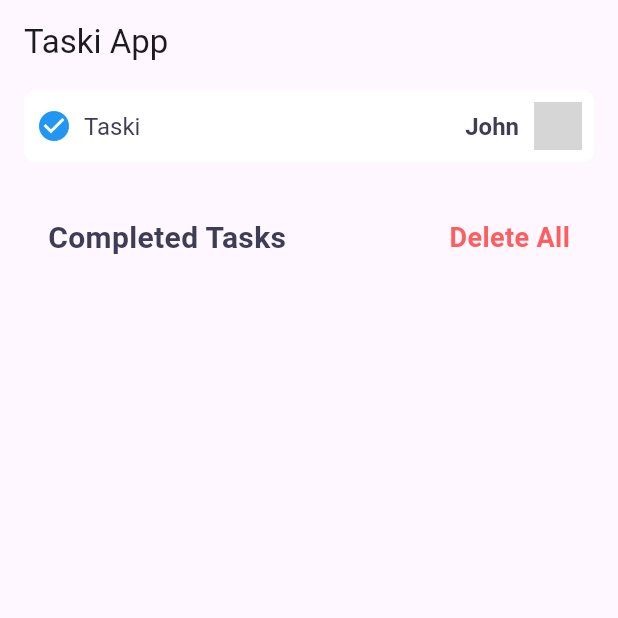
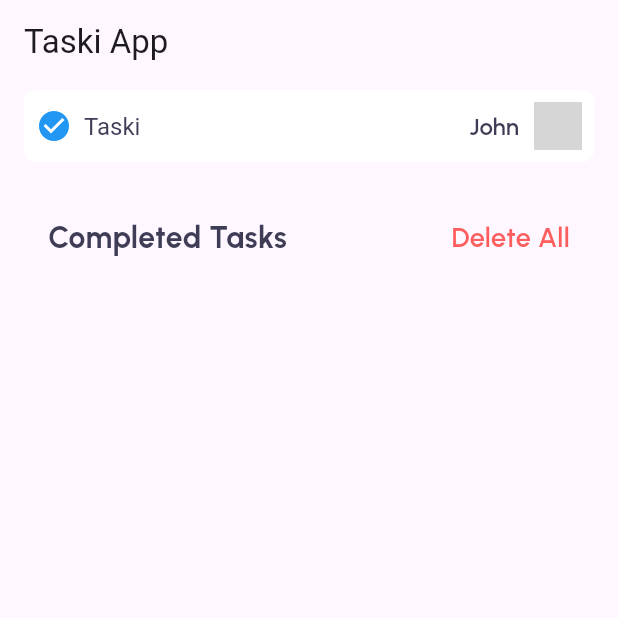
Before and after one commit to alexpxmort/Taski, a Flutter app: the screen it shows after launch, item 4 of the bottom bar chosen, on a phone screen of 412 x 824 dp, the top half of it. Run offline on Flutter 3.47's test engine with Material 3 defaults, Android fonts, the phone set to English and light mode, and no system bars; our stand-ins replace flutter_riverpod, flutter_svg, sqflite; accounts and stored records are empty; grey boxes are pictures that could not be loaded.

Commit message:
feat: adiciona font urbanist

```diff
--- a/lib/presentation/screens/done_tasks.dart
+++ b/lib/presentation/screens/done_tasks.dart
@@ -29,6 +29,7 @@ class TasksDoneScreen extends ConsumerWidget {
                     Text(
                       "Completed Tasks",
                       style: TextStyle(
+                          fontFamily: 'Urbanist',
                           fontSize: 20,
                           fontWeight: FontWeight.w700,
                           color: Color(0xFF3F3D56)),
@@ -36,6 +37,8 @@ class TasksDoneScreen extends ConsumerWidget {
                     GestureDetector(
                         child: Text('Delete All',
                             style: TextStyle(
+                              fontFamily: 'Urbanist',
+
                               color: Color(0xFFFF5E5E), // Cor do texto branco
                               fontSize: 18.0,
                               fontWeight: FontWeight.w600,
--- a/lib/presentation/screens/home_screen.dart
+++ b/lib/presentation/screens/home_screen.dart
@@ -28,6 +28,7 @@ class HomeScreen extends ConsumerWidget {
                   Text(
                     "Welcome, ",
                     style: TextStyle(
+                      fontFamily: 'Urbanist',
                       fontSize: 20.0,
                       fontWeight: FontWeight.w700,
                       color: Color(0xFF3F3D56),
@@ -37,6 +38,7 @@ class HomeScreen extends ConsumerWidget {
                   Text(
                     "John.",
                     style: TextStyle(
+                      fontFamily: 'Urbanist',
                       fontSize: 20.0,
                       fontWeight: FontWeight.w700,
                       color: Colors.blue,
--- a/lib/presentation/screens/taskListCompleted.dart
+++ b/lib/presentation/screens/taskListCompleted.dart
@@ -36,6 +36,7 @@ class TaskListCompleted extends StatelessWidget {
                       task.title,
                       style: TextStyle(
                         fontSize: 16,
+                        fontFamily: 'Urbanist',
                         fontWeight: FontWeight.w600,
                         color: Color(
                             0xFF8D9CB8), // Cor do texto para melhor contraste
--- a/lib/widgets/header.dart
+++ b/lib/widgets/header.dart
@@ -34,6 +34,7 @@ class HeaderWidget extends StatelessWidget {
               Text(
                 "John",
                 style: TextStyle(
+                  fontFamily: 'Urbanist',
                   fontSize: 16.0,
                   fontWeight: FontWeight.w600,
                   color: Color(0xFF3F3D56),
```
Also changed, not shown: pubspec.yaml (+16 -18 lines), fonts/Urbanist-Bold.ttf (added), fonts/Urbanist-Medium.ttf (added), fonts/Urbanist-Regular.ttf (added), fonts/Urbanist-SemiBold.ttf (added), pubspec.lock.
